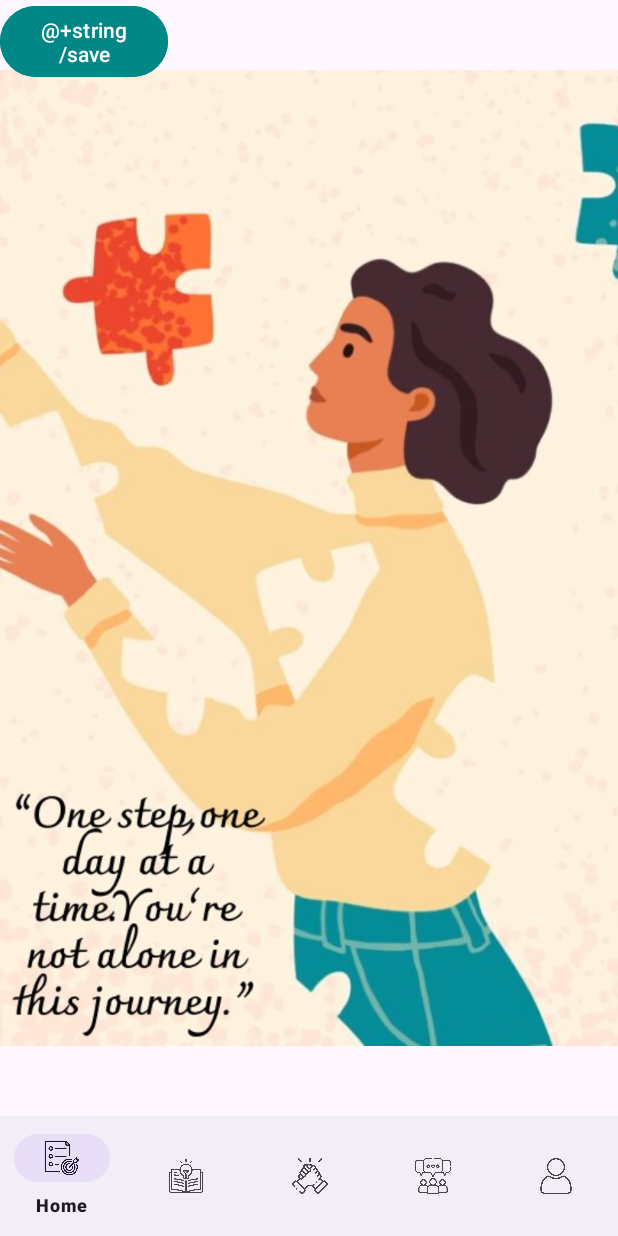
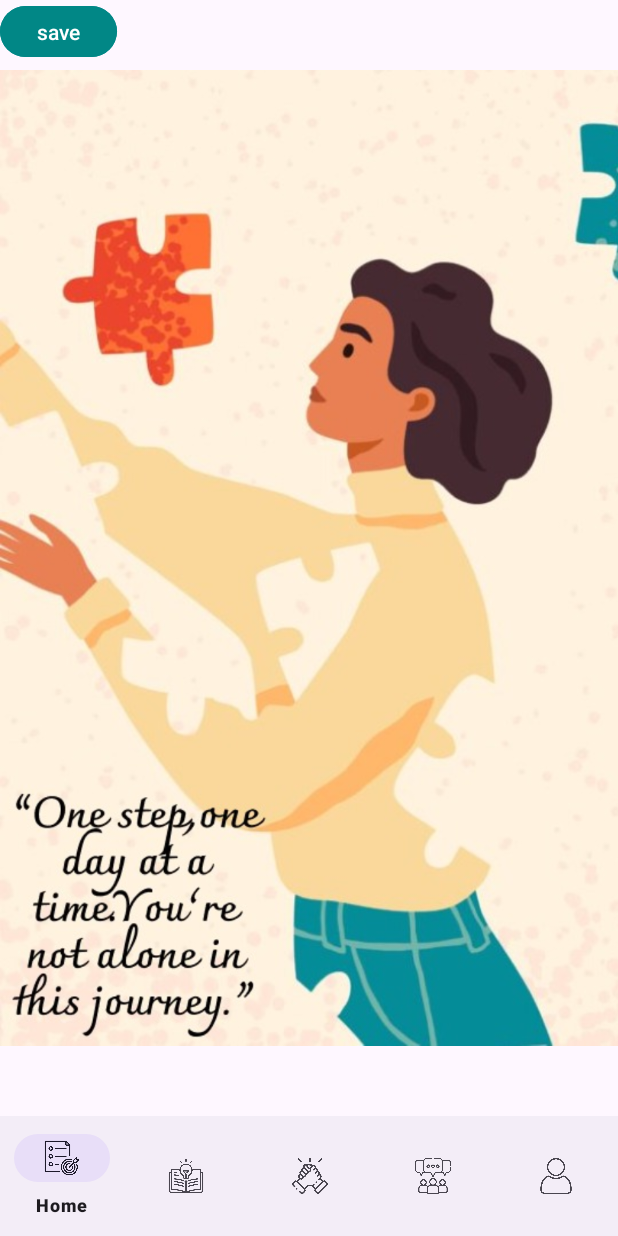
Before and after one commit to caileechang/drugrecoveryapps, an Android app: the layout fragment_motivation.xml on its own in the app's theme, with its tools: preview values and no code run, on a phone screen of 412 x 824 dp. Run offline under Robolectric (Android 15) with nearby library versions, the phone set to English and light mode, and no system bars.

Commit message:
motivation

```diff
--- a/app/src/main/res/layout/fragment_daily_affirmation_.xml
+++ b/app/src/main/res/layout/fragment_daily_affirmation_.xml
@@ -33,7 +33,7 @@
             android:backgroundTint="@color/teal_700"
             android:insetRight="10dp"
             android:insetBottom="10dp"
-            android:text="@+string/save"
+            android:text="save"
             android:visibility="visible"
             tools:visibility="visible" />
 
--- a/app/src/main/res/layout/fragment_motivation.xml
+++ b/app/src/main/res/layout/fragment_motivation.xml
@@ -2,6 +2,7 @@
 <androidx.constraintlayout.widget.ConstraintLayout xmlns:android="http://schemas.android.com/apk/res/android"
     xmlns:app="http://schemas.android.com/apk/res-auto"
     xmlns:tools="http://schemas.android.com/tools"
+    android:id="@+id/motivationMenu"
     android:layout_width="match_parent"
     android:layout_height="match_parent"
     tools:context=".MotivationFragment">
@@ -26,12 +27,12 @@
 
         <Button
             android:id="@+id/saveButton"
-            android:layout_width="122dp"
+            android:layout_width="wrap_content"
             android:layout_height="wrap_content"
             android:backgroundTint="@color/teal_700"
             android:insetRight="10dp"
             android:insetBottom="10dp"
-            android:text="@+string/save"
+            android:text="save"
 
 
             android:visibility="visible"
--- a/app/src/main/res/layout/fragment_motivation2.xml
+++ b/app/src/main/res/layout/fragment_motivation2.xml
@@ -31,7 +31,7 @@
             android:backgroundTint="@color/teal_700"
             android:insetRight="10dp"
             android:insetBottom="10dp"
-            android:text="@+string/save"
+            android:text="save"
             android:visibility="visible"
             tools:visibility="visible" />
 
--- a/app/src/main/res/layout/fragment_motivation_3.xml
+++ b/app/src/main/res/layout/fragment_motivation_3.xml
@@ -30,7 +30,7 @@
             android:backgroundTint="@color/teal_700"
             android:insetRight="10dp"
             android:insetBottom="10dp"
-            android:text="@+string/save"
+            android:text="save"
             android:visibility="visible"
             tools:visibility="visible" />
 
```
